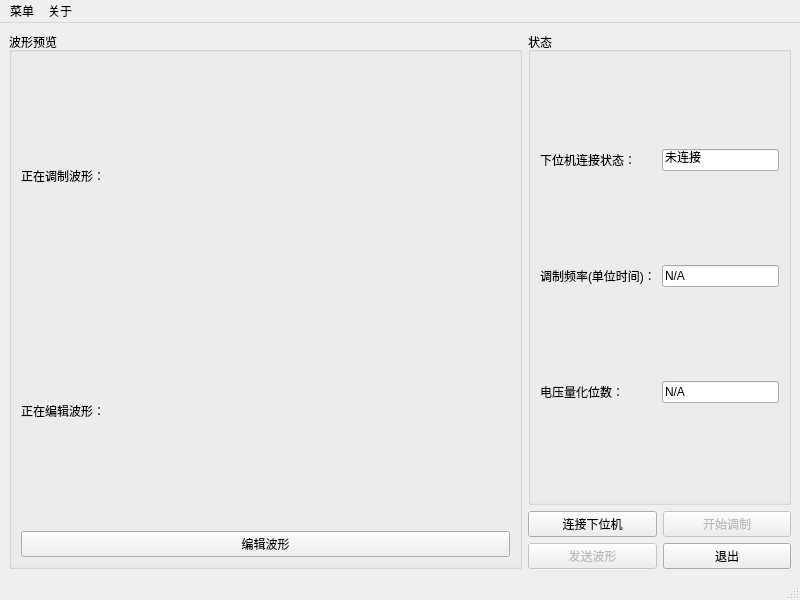
First picture: the form in mainwindow.ui, repository zym013579/AOMController, before the edit.
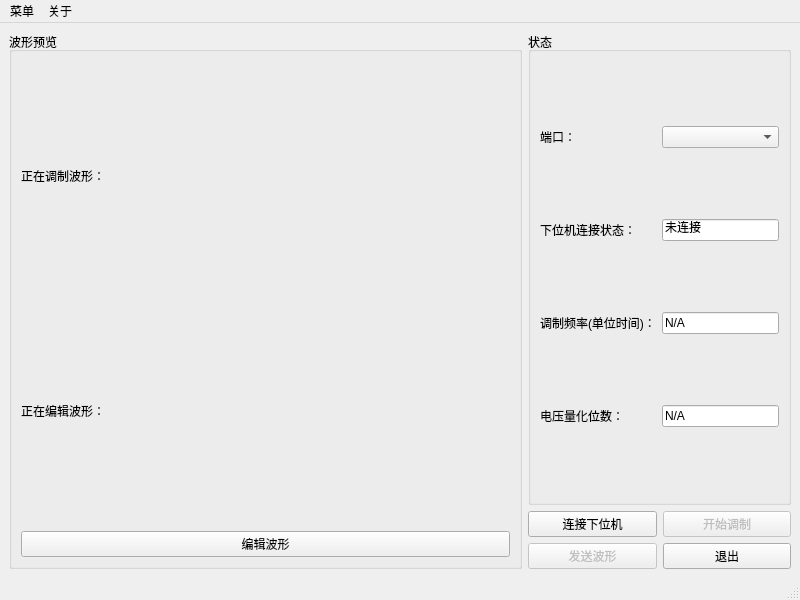
Second picture: the form after the edit. Custom widgets are drawn as their Qt base class.

The edit to the form file:
```diff
--- a/mainwindow.ui
+++ b/mainwindow.ui
@@ -64,14 +64,17 @@
        <string>状态</string>
       </property>
       <layout class="QGridLayout" name="gridLayout_2">
-       <item row="0" column="0">
-        <widget class="QLabel" name="labelConnectStatus">
+       <item row="2" column="1">
+        <widget class="QLineEdit" name="lineEditFrequencyStatus">
          <property name="text">
-          <string>下位机连接状态：</string>
+          <string>N/A</string>
+         </property>
+         <property name="readOnly">
+          <bool>true</bool>
          </property>
         </widget>
        </item>
-       <item row="0" column="1">
+       <item row="1" column="1">
         <widget class="QLineEdit" name="lineEditConnectStatus">
          <property name="text">
           <string>未连接</string>
@@ -81,31 +84,21 @@
          </property>
         </widget>
        </item>
-       <item row="1" column="1">
-        <widget class="QLineEdit" name="lineEditFrequencyStatus">
-         <property name="text">
-          <string>N/A</string>
-         </property>
-         <property name="readOnly">
-          <bool>true</bool>
-         </property>
-        </widget>
-       </item>
-       <item row="1" column="0">
-        <widget class="QLabel" name="labelFrequencyStatus">
-         <property name="text">
-          <string>调制频率(单位时间)：</string>
-         </property>
-        </widget>
-       </item>
-       <item row="2" column="0">
+       <item row="3" column="0">
         <widget class="QLabel" name="labelVoltageStatus">
          <property name="text">
           <string>电压量化位数：</string>
          </property>
         </widget>
        </item>
-       <item row="2" column="1">
+       <item row="2" column="0">
+        <widget class="QLabel" name="labelFrequencyStatus">
+         <property name="text">
+          <string>调制频率(单位时间)：</string>
+         </property>
+        </widget>
+       </item>
+       <item row="3" column="1">
         <widget class="QLineEdit" name="lineEditVoltageStatus">
          <property name="text">
           <string>N/A</string>
@@ -115,6 +108,23 @@
          </property>
         </widget>
        </item>
+       <item row="1" column="0">
+        <widget class="QLabel" name="labelConnectStatus">
+         <property name="text">
+          <string>下位机连接状态：</string>
+         </property>
+        </widget>
+       </item>
+       <item row="0" column="0">
+        <widget class="QLabel" name="labelPort">
+         <property name="text">
+          <string>端口：</string>
+         </property>
+        </widget>
+       </item>
+       <item row="0" column="1">
+        <widget class="QComboBox" name="comboBoxPort"/>
+       </item>
       </layout>
      </widget>
     </item>
```
